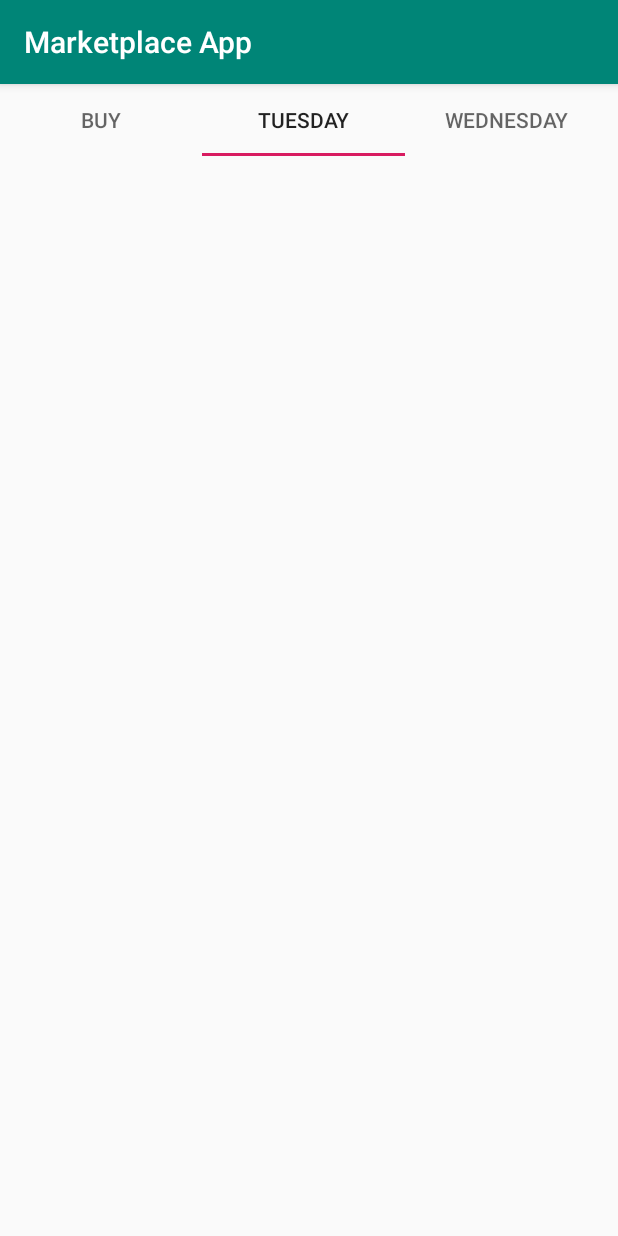
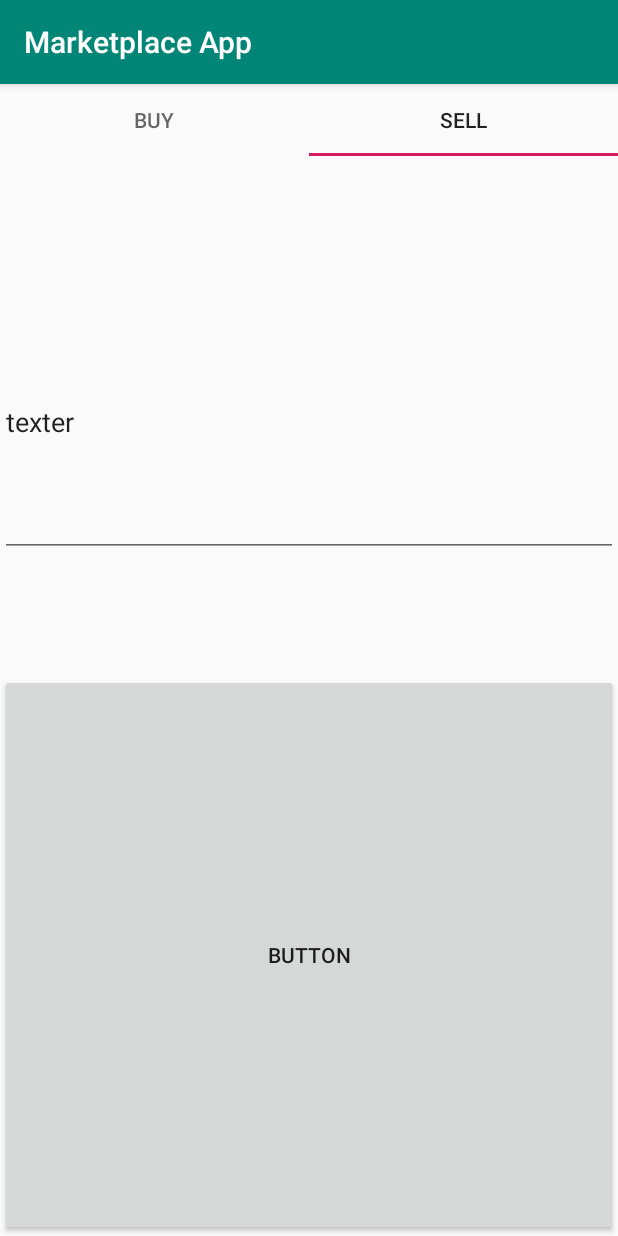
Before and after one commit to abhisarmittal/MCST-Hackathon-2019-Marketplace-Client, an Android app: the screen it shows after launch (MainActivity), tab 2 chosen, on a phone screen of 412 x 824 dp. Run offline under Robolectric (Android 15) with nearby library versions, the phone set to English and light mode, and no system bars.

Commit message:
Linked tabs to fragments

```diff
--- /dev/null
+++ b/app/src/main/java/org/mort11/marketplaceapp/Buy.java
@@ -0,0 +1,21 @@
+package org.mort11.marketplaceapp;
+
+import android.os.Bundle;
+import android.view.LayoutInflater;
+import android.view.View;
+import android.view.ViewGroup;
+
+import androidx.annotation.NonNull;
+import androidx.annotation.Nullable;
+import androidx.fragment.app.Fragment;
+
+public class Buy extends Fragment {
+
+    @Nullable
+    @Override
+    public View onCreateView(@NonNull LayoutInflater inflater, @Nullable ViewGroup container, @Nullable Bundle savedInstanceState) {
+        View view = inflater.inflate(R.layout.buying_tab, container, false);
+        return view;
+    }
+
+}
--- a/app/src/main/java/org/mort11/marketplaceapp/MainActivity.java
+++ b/app/src/main/java/org/mort11/marketplaceapp/MainActivity.java
@@ -1,14 +1,35 @@
 package org.mort11.marketplaceapp;
 
 import androidx.appcompat.app.AppCompatActivity;
+import androidx.viewpager.widget.ViewPager;
 
+import android.content.Context;
 import android.os.Bundle;
+import android.util.Log;
+import android.view.WindowManager;
+
+import com.google.android.material.tabs.TabLayout;
 
 public class MainActivity extends AppCompatActivity {
 
+    private static Context context;
     @Override
     protected void onCreate(Bundle savedInstanceState) {
         super.onCreate(savedInstanceState);
+        context = getApplicationContext();
         setContentView(R.layout.activity_main);
+        initTabs();
     }
+
+    public void initTabs() {
+        ViewPager viewPager = findViewById(R.id.view_pager);
+        TabLayout tabs = findViewById(R.id.tabs);
+        PageAdapter tabAdapter = new PageAdapter(getSupportFragmentManager(), new Buy(), new Sell());
+        Log.d("Custom", "Tabs: " + tabs);
+        Log.d("Custom", "ViewPager: " + viewPager);
+        Log.d("Custom", "PageAdapter: " + tabAdapter);
+        viewPager.setAdapter(tabAdapter);
+        tabs.setupWithViewPager(viewPager);
+    }
+
 }
--- /dev/null
+++ b/app/src/main/java/org/mort11/marketplaceapp/PageAdapter.java
@@ -0,0 +1,39 @@
+package org.mort11.marketplaceapp;
+
+import androidx.annotation.NonNull;
+import androidx.annotation.Nullable;
+import androidx.fragment.app.Fragment;
+import androidx.fragment.app.FragmentManager;
+import androidx.fragment.app.FragmentStatePagerAdapter;
+
+public class PageAdapter extends FragmentStatePagerAdapter {
+
+    private Fragment[] fragments;
+
+    public PageAdapter(FragmentManager fragmentManager, Fragment... fragments) {
+        super(fragmentManager, BEHAVIOR_RESUME_ONLY_CURRENT_FRAGMENT);
+        this.fragments = fragments;
+    }
+
+    @Nullable
+    @Override
+    public CharSequence getPageTitle(int position) {
+        if (fragments[position].getClass().getSimpleName().equals("Sell")) {
+            return "Sell";
+        }else if (fragments[position].getClass().getSimpleName().equals("Buy")){
+            return "Buy";
+        }
+        return fragments[position].getClass().getSimpleName();
+    }
+
+    @NonNull
+    @Override
+    public Fragment getItem(int position) {
+        return fragments[position];
+    }
+
+    @Override
+    public int getCount() {
+        return fragments.length;
+    }
+}
--- /dev/null
+++ b/app/src/main/java/org/mort11/marketplaceapp/Sell.java
@@ -0,0 +1,21 @@
+package org.mort11.marketplaceapp;
+
+import android.os.Bundle;
+import android.view.LayoutInflater;
+import android.view.View;
+import android.view.ViewGroup;
+
+import androidx.annotation.NonNull;
+import androidx.annotation.Nullable;
+import androidx.fragment.app.Fragment;
+
+public class Sell extends Fragment {
+
+    @Nullable
+    @Override
+    public View onCreateView(@NonNull LayoutInflater inflater, @Nullable ViewGroup container, @Nullable Bundle savedInstanceState) {
+        View view = inflater.inflate(R.layout.selling_tab, container, false);
+        return view;
+    }
+
+}
--- a/app/src/main/res/layout/activity_main.xml
+++ b/app/src/main/res/layout/activity_main.xml
@@ -4,34 +4,19 @@
     xmlns:tools="http://schemas.android.com/tools"
     android:layout_width="match_parent"
     android:layout_height="match_parent"
+    android:orientation="vertical"
     tools:context=".MainActivity">
 
-    <LinearLayout
-        android:layout_width="405dp"
+    <com.google.android.material.tabs.TabLayout
+        android:id="@+id/tabs"
+        android:name="tabs"
+        android:layout_width="match_parent"
+        android:layout_height="wrap_content" />
+
+    <androidx.viewpager.widget.ViewPager
+        android:id="@+id/view_pager"
+        android:layout_width="match_parent"
         android:layout_height="match_parent"
-        android:orientation="vertical"
-        tools:layout_editor_absoluteX="3dp"
-        tools:layout_editor_absoluteY="102dp">
-
-        <com.google.android.material.tabs.TabLayout
-            android:layout_width="match_parent"
-            android:layout_height="wrap_content">
-
-            <com.google.android.material.tabs.TabItem
-                android:layout_width="wrap_content"
-                android:layout_height="wrap_content"
-                android:text="Buy" />
-
-            <com.google.android.material.tabs.TabItem
-                android:layout_width="wrap_content"
-                android:layout_height="wrap_content"
-                android:text="Tuesday" />
-
-            <com.google.android.material.tabs.TabItem
-                android:layout_width="wrap_content"
-                android:layout_height="wrap_content"
-                android:text="Wednesday" />
-        </com.google.android.material.tabs.TabLayout>
-    </LinearLayout>
+        app:layout_behavior="@string/appbar_scrolling_view_behavior" />
 
 </LinearLayout>
```
